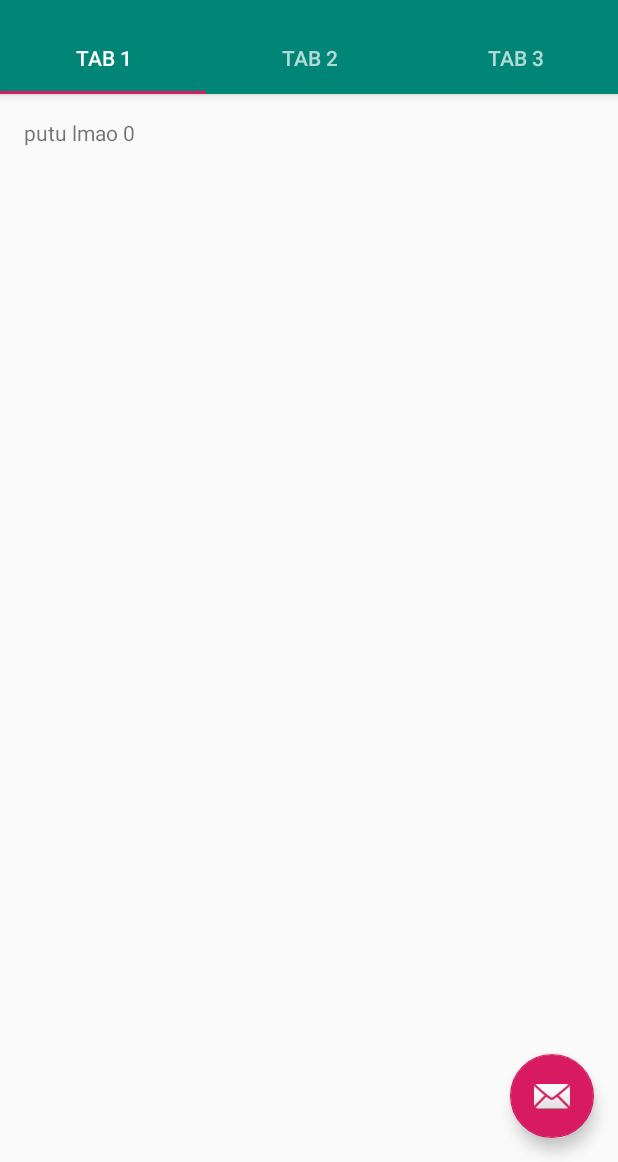
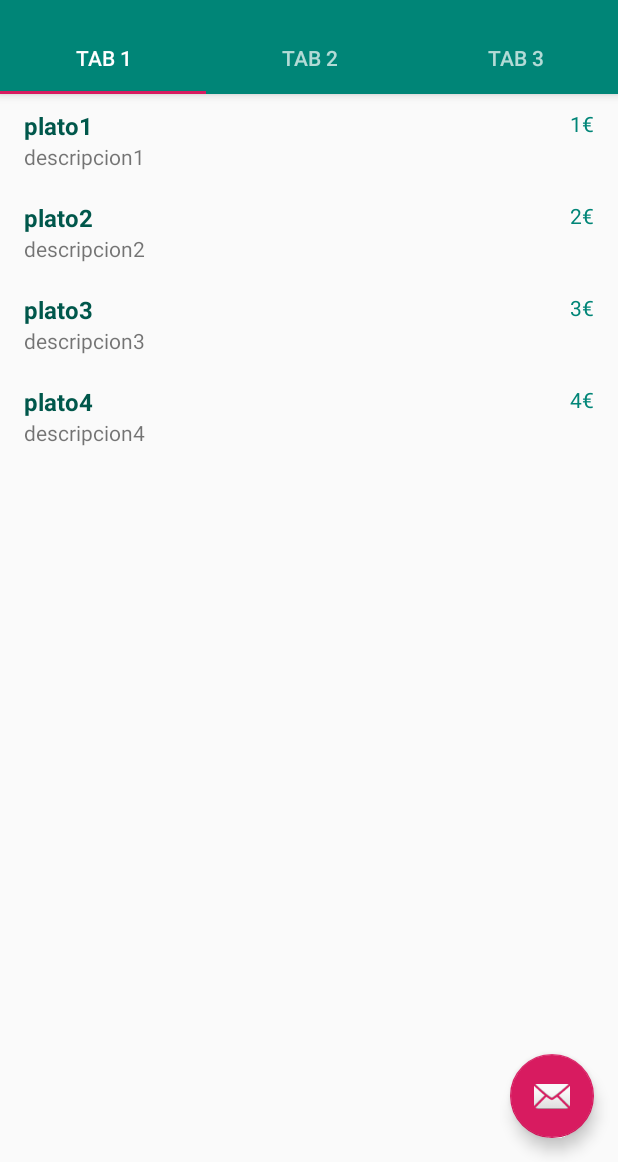
Before and after one commit to VictorJuez/MyWaiter, an Android app: the CartaActivity screen opened directly, with no data from a screen before it, on a phone screen of 412 x 824 dp, the part 74-1236 px from its top. Run offline under Robolectric (Android 15) with nearby library versions, the phone set to English and light mode, and no system bars.

Commit message:
RecyclerView added
Working showing a list of plates on each tab

```diff
--- a/app/src/main/java/com/example/victorjuez/mywaiter/CartaActivity.java
+++ b/app/src/main/java/com/example/victorjuez/mywaiter/CartaActivity.java
@@ -118,7 +118,7 @@ public class CartaActivity extends AppCompatActivity {
         public Fragment getItem(int position) {
             // getItem is called to instantiate the fragment for the given page.
 
-            CartaFragment carta1 = new CartaFragment(position);
+            CartaFragment carta1 = new CartaFragment();
             return carta1;
         }
 
--- a/app/src/main/java/com/example/victorjuez/mywaiter/CartaFragment.java
+++ b/app/src/main/java/com/example/victorjuez/mywaiter/CartaFragment.java
@@ -2,28 +2,58 @@ package com.example.victorjuez.mywaiter;
 
 import android.os.Bundle;
 import android.support.v4.app.Fragment;
+import android.support.v7.widget.DefaultItemAnimator;
+import android.support.v7.widget.LinearLayoutManager;
+import android.support.v7.widget.RecyclerView;
 import android.view.LayoutInflater;
 import android.view.View;
 import android.view.ViewGroup;
 import android.widget.TextView;
 
+import java.util.ArrayList;
+import java.util.List;
+
 public class CartaFragment extends Fragment {
 
-    private TextView textView;
-    private int position;
-
-    public CartaFragment(int position) {
-        this.position = position;
-    }
+    private List<Plato> platoList = new ArrayList<>();
+    private RecyclerView recyclerView;
+    private PlatosAdapter pAdapter;
 
     @Override
     public View onCreateView(LayoutInflater inflater, ViewGroup container,
                              Bundle savedInstanceState) {
         View rootView = inflater.inflate(R.layout.fragment_carta, container, false);
 
-        textView = rootView.findViewById(R.id.section_label);
-        textView.setText("putu lmao "+ position);
+        recyclerView = (RecyclerView) rootView.findViewById(R.id.recycler_view);
+
+        pAdapter = new PlatosAdapter(platoList);
+        RecyclerView.LayoutManager mLayoutManager = new LinearLayoutManager(getActivity());
+        recyclerView.setLayoutManager(mLayoutManager);
+        recyclerView.setItemAnimator(new DefaultItemAnimator());
+        recyclerView.setAdapter(pAdapter);
+
+        preparePlatoData();
+
+
 
         return rootView;
     }
+
+    private void preparePlatoData() {
+        Plato plato = new Plato("plato1", "descripcion1", "1€");
+        platoList.add(plato);
+
+        plato = new Plato("plato2", "descripcion2", "2€");
+        platoList.add(plato);
+
+        plato = new Plato("plato3", "descripcion3", "3€");
+        platoList.add(plato);
+
+        plato = new Plato("plato4", "descripcion4", "4€");
+        platoList.add(plato);
+
+        pAdapter.notifyDataSetChanged();
+    }
+
+
 }
--- /dev/null
+++ b/app/src/main/java/com/example/victorjuez/mywaiter/Plato.java
@@ -0,0 +1,39 @@
+package com.example.victorjuez.mywaiter;
+
+public class Plato {
+    private String nombre, descripcion, precio;
+
+    public Plato(){
+
+    }
+
+    public Plato(String nombre, String descripcion, String precio) {
+        this.nombre = nombre;
+        this.descripcion = descripcion;
+        this.precio = precio;
+    }
+
+    public String getNombre() {
+        return nombre;
+    }
+
+    public void setNombre(String nombre) {
+        this.nombre = nombre;
+    }
+
+    public String getDescripcion() {
+        return descripcion;
+    }
+
+    public void setDescripcion(String descripcion) {
+        this.descripcion = descripcion;
+    }
+
+    public String getPrecio() {
+        return precio;
+    }
+
+    public void setPrecio(String precio) {
+        this.precio = precio;
+    }
+}
--- /dev/null
+++ b/app/src/main/java/com/example/victorjuez/mywaiter/PlatosAdapter.java
@@ -0,0 +1,51 @@
+package com.example.victorjuez.mywaiter;
+
+import android.support.v7.widget.RecyclerView;
+import android.view.LayoutInflater;
+import android.view.View;
+import android.view.ViewGroup;
+import android.widget.TextView;
+
+import java.util.List;
+
+public class PlatosAdapter extends RecyclerView.Adapter<PlatosAdapter.MyViewHolder> {
+
+    private List<Plato> platosList;
+
+    public class MyViewHolder extends RecyclerView.ViewHolder {
+        public TextView nombre, precio, descripcion;
+
+        public MyViewHolder(View view) {
+            super(view);
+            nombre = (TextView) view.findViewById(R.id.nombre);
+            descripcion = (TextView) view.findViewById(R.id.descripcion);
+            precio = (TextView) view.findViewById(R.id.precio);
+        }
+    }
+
+
+    public PlatosAdapter(List<Plato> platosList) {
+        this.platosList = platosList;
+    }
+
+    @Override
+    public MyViewHolder onCreateViewHolder(ViewGroup parent, int viewType) {
+        View itemView = LayoutInflater.from(parent.getContext())
+                .inflate(R.layout.plato_list_row, parent, false);
+
+        return new MyViewHolder(itemView);
+    }
+
+    @Override
+    public void onBindViewHolder(MyViewHolder holder, int position) {
+        Plato plato = platosList.get(position);
+        holder.nombre.setText(plato.getNombre());
+        holder.descripcion.setText(plato.getDescripcion());
+        holder.precio.setText(plato.getPrecio());
+    }
+
+    @Override
+    public int getItemCount() {
+        return platosList.size();
+    }
+}
--- a/app/src/main/res/layout/fragment_carta.xml
+++ b/app/src/main/res/layout/fragment_carta.xml
@@ -1,23 +1,16 @@
 <?xml version="1.0" encoding="utf-8"?>
-<android.support.constraint.ConstraintLayout xmlns:android="http://schemas.android.com/apk/res/android"
+<RelativeLayout
+    xmlns:android="http://schemas.android.com/apk/res/android"
+    xmlns:tools="http://schemas.android.com/tools"
     xmlns:app="http://schemas.android.com/apk/res-auto"
-    xmlns:tools="http://schemas.android.com/tools"
-    android:id="@+id/constraintLayout"
     android:layout_width="match_parent"
     android:layout_height="match_parent"
-    tools:context=".CartaActivity$PlaceholderFragment">
+    app:layout_behavior="@string/appbar_scrolling_view_behavior"
+    >
+    <android.support.v7.widget.RecyclerView
+        android:id="@+id/recycler_view"
+        android:layout_width="match_parent"
+        android:layout_height="wrap_content"
+        android:scrollbars="vertical" />
 
-    <TextView
-        android:id="@+id/section_label"
-        android:layout_width="wrap_content"
-        android:layout_height="wrap_content"
-        android:layout_marginStart="@dimen/activity_horizontal_margin"
-        android:layout_marginTop="@dimen/activity_vertical_margin"
-        android:layout_marginEnd="@dimen/activity_horizontal_margin"
-        android:layout_marginBottom="@dimen/activity_vertical_margin"
-        app:layout_constraintLeft_toLeftOf="parent"
-        app:layout_constraintTop_toTopOf="@+id/constraintLayout"
-        tools:layout_constraintLeft_creator="1"
-        tools:layout_constraintTop_creator="1" />
-
-</android.support.constraint.ConstraintLayout>
+</RelativeLayout>
--- /dev/null
+++ b/app/src/main/res/layout/plato_list_row.xml
@@ -0,0 +1,36 @@
+<?xml version="1.0" encoding="utf-8"?>
+<RelativeLayout xmlns:android="http://schemas.android.com/apk/res/android"
+    android:layout_width="match_parent"
+    android:layout_height="wrap_content"
+    android:background="?android:attr/selectableItemBackground"
+    android:clickable="true"
+    android:focusable="true"
+    android:orientation="vertical"
+    android:paddingBottom="@dimen/row_padding_vertical"
+    android:paddingLeft="@dimen/activity_horizontal_margin"
+    android:paddingRight="@dimen/activity_horizontal_margin"
+    android:paddingTop="@dimen/row_padding_vertical">
+
+    <TextView
+        android:id="@+id/nombre"
+        android:layout_width="match_parent"
+        android:layout_height="wrap_content"
+        android:layout_alignParentTop="true"
+        android:textColor="@color/colorPrimaryDark"
+        android:textSize="16dp"
+        android:textStyle="bold" />
+
+    <TextView
+        android:id="@+id/descripcion"
+        android:layout_width="match_parent"
+        android:layout_height="wrap_content"
+        android:layout_below="@id/nombre" />
+
+    <TextView
+        android:id="@+id/precio"
+        android:layout_width="wrap_content"
+        android:layout_height="wrap_content"
+        android:layout_alignParentRight="true"
+        android:textColor="@color/colorPrimary" />
+
+</RelativeLayout>
--- a/app/src/main/res/values/dimens.xml
+++ b/app/src/main/res/values/dimens.xml
@@ -6,4 +6,5 @@
     <dimen name="fab_margin">16dp</dimen>
     <dimen name="text_margin">16dp</dimen>
     <dimen name="appbar_padding_top">8dp</dimen>
+    <dimen name="row_padding_vertical">10dp</dimen>
 </resources>
```
Also changed, not shown: app/src/main/res/drawable/plat1.png (added), app/src/main/res/drawable/plat2.png (added), app/src/main/res/drawable/plat3.png (added), app/src/main/res/drawable/plat4.png (added).
